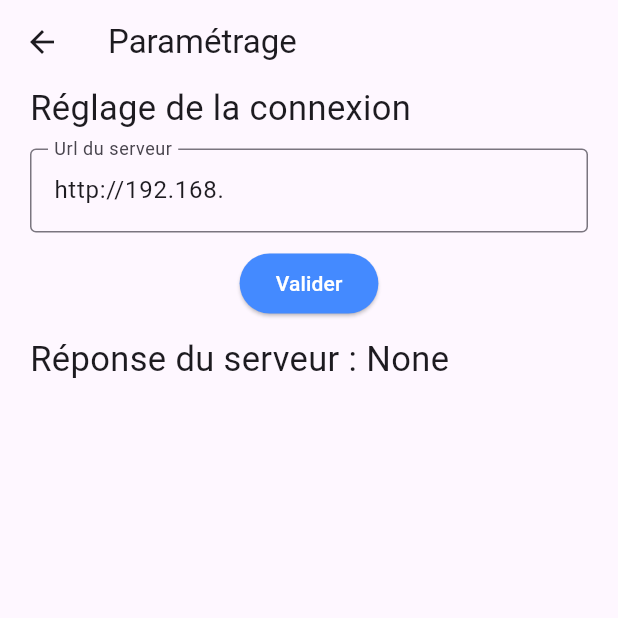
After one commit to Ferdinaelectro1/esp_commande_project, a Flutter app: the screen it shows after launch, in the side drawer, after a tap on "Paramétrage", on a phone screen of 412 x 824 dp, the top half of it. The commit adds this screen. Run offline on Flutter 3.47's test engine with Material 3 defaults, Android fonts, the phone set to English and light mode, and no system bars; our stand-ins replace dio.

Commit message:
ajout de nouvelle fonctionnalitées , tels que la saisi de l'adresse IP

```diff
--- /dev/null
+++ b/lib/pages/home_page.dart
@@ -0,0 +1,144 @@
+import 'package:flutter/material.dart';
+import 'package:dio/dio.dart';
+
+class MyHomePage extends StatefulWidget {
+  const MyHomePage({super.key, required this.title});
+  final String title;
+
+  @override
+  State<MyHomePage> createState() => _MyHomePageState();
+}
+
+class _MyHomePageState extends State<MyHomePage> {
+  bool _switchValue = false;
+  //int? _responseStatusCode = 404;
+  String _response = "";
+  String _url = "";
+
+  @override
+  Widget build(BuildContext context) {
+    return Scaffold(
+      appBar: AppBar(
+        backgroundColor: Theme.of(context).colorScheme.inversePrimary,
+        title: Text(widget.title),
+      ),
+      body: SingleChildScrollView(
+        child: Column(
+            children: [
+              Text("Commander la led",style: TextStyle(fontSize: 30,fontWeight: FontWeight.bold,color: Colors.deepPurpleAccent),),
+              Align(
+              child: Switch(
+                activeColor: Colors.red,
+                inactiveTrackColor: Colors.white,
+                inactiveThumbColor: Colors.green,
+                value: _switchValue,
+                onChanged: (value){
+
+                    if(_url.isEmpty == false)
+                    {
+                      setState(() {
+                        _switchValue = value;
+                        if(_switchValue)
+                        {
+                          sendMessage(context,"onled");
+                        }
+                        else
+                        {
+                          sendMessage(context,"offled");
+                        }
+                      });
+                    }
+                    else
+                    {
+                      ScaffoldMessenger.of(context).showSnackBar(
+                        SnackBar(
+                          content: Text("Vous devez renseigner l'url du serveur d'abord !"),
+                          behavior: SnackBarBehavior.floating,
+                          backgroundColor: Colors.red,
+                        )
+                      );
+                    }
+                 },
+                ),
+              ),
+              Icon((_response == "ON") ? Icons.lightbulb : Icons.light_outlined)
+          ]
+        ),
+      ),
+      drawer: Drawer(
+        child: ListView(
+          children: [
+            DrawerHeader(
+              decoration: BoxDecoration(
+                color: Colors.blueAccent
+              ),
+              child: const Text("Menu",style: TextStyle(fontSize: 40,fontWeight: FontWeight.bold,color: Colors.white),),
+            ),
+            ListTile(
+              title:  Text("Paramétrage"),
+              leading: Icon(Icons.settings),
+              onTap: (){
+                getUrl(context);
+              },
+            ),
+            ListTile(
+              title:  Text("À propos"),
+              leading: Icon(Icons.info),
+              onTap: (){
+                Navigator.pushNamed(
+                  context,
+                  '/info_page'
+                );
+              },
+            )
+          ],
+        ),
+      ),
+    );
+  }
+
+  //Fonctions d'envoie
+  Future<void> sendMessage (BuildContext context, String msg) async
+  {
+    if(_url.isEmpty == false)
+    {
+      final url = "$_url/$msg";
+      final dio = Dio();
+      try
+      {
+        Response response = await dio.get(url);
+        _response = response.toString();
+       // _responseStatusCode = response.statusCode;
+
+      }
+      catch(e)
+      {
+        if(mounted)//vérifie si on est toujours dans le homepage avant d'afficher le message
+        {
+        ScaffoldMessenger.of(context).showSnackBar(
+          SnackBar(
+            content: Text("Erreur lors de la communication avec le serveur"),
+            behavior: SnackBarBehavior.floating,
+            backgroundColor: Colors.red,
+          )
+        );
+        }
+      }
+    }
+  }
+
+  Future<void> getUrl(BuildContext context) async
+  {
+    final result = await Navigator.pushNamed(
+      context,
+      '/settings_page'
+    );
+    if(result != null && result is Map<String,dynamic>)
+    {
+      setState(() {
+        _url = result['url'];
+       // print("$_url");
+      });
+    }
+  }
+}
--- /dev/null
+++ b/lib/pages/settings_page.dart
@@ -0,0 +1,98 @@
+import 'package:flutter/material.dart';
+
+String _userUrl = "";
+
+class SettingsPage extends StatefulWidget
+{
+  const SettingsPage({super.key});
+
+  @override
+  State<SettingsPage> createState() {
+   return SettingsPageState();
+  }
+}
+
+class SettingsPageState extends State<SettingsPage>
+{
+  //vérifie si l'utilisateur n'avait pas encore saisi d'url , alors l'url par défaut est dans le formulaire sinon l'url de
+  //l'utilisateur est mis dans le formulaire
+  final _urlController =  _userUrl.isEmpty ? TextEditingController(text: "http://192.168.") : TextEditingController(text: _userUrl);
+  final _formField =  GlobalKey<FormState>();
+  final _response = "None";
+
+  @override
+  Widget build(BuildContext context) {
+    return Scaffold(
+      appBar: AppBar(
+        title: Text("Paramétrage"),
+      ),
+      body: SingleChildScrollView(
+        padding: EdgeInsets.symmetric(horizontal: 20),
+        child: Form(
+          key: _formField,
+          child: Column(
+            children: [
+              Align(
+                alignment: Alignment.centerLeft,
+                child: Text("Réglage de la connexion",style: TextStyle(fontSize: 23),)
+              ),
+              SizedBox(height: 10,),
+              TextFormField(
+                controller: _urlController,
+                decoration: InputDecoration(
+                  labelText: "Url du serveur",
+                  border: OutlineInputBorder()
+                ),
+                validator: (value)
+                {
+                  if(value!.isEmpty)
+                  {
+                    return "L'url ne peut pas être vide";
+                  }
+                  else if(!value.startsWith("http://192.168."))
+                  {
+                    _urlController.text = "http://192.168.";
+                    return "L'url doit forcément commencé par : http://192.168.";
+                  }
+                  else if(value == "http://192.168.")
+                  {
+                    return "Url Invalid";
+                  }
+                  else if(value.length >= 23)
+                  {
+                    return "Url incorrect. Trop long !";
+                  }
+                  else
+                  {
+                    return null;
+                  }
+                },
+              ),
+              SizedBox(height: 10,),
+              ElevatedButton(
+                onPressed: (){
+                  if(_formField.currentState!.validate())
+                  {
+                    //on mémoire l'url de l'utilisateur pour un prochain usage
+                    _userUrl = _urlController.text;
+                    Navigator.pop(context,
+                    {
+                      'url':_urlController.text
+                    });
+                  }
+                },
+                style: ElevatedButton.styleFrom(backgroundColor: Colors.blueAccent),
+                child: Text("Valider",style: TextStyle(color: Colors.white),)
+              ),
+              SizedBox(height: 10,),
+              Align(
+                alignment: Alignment.centerLeft,
+                child: Text("Réponse du serveur : $_response",style: TextStyle(fontSize: 23),)
+              ),
+            ],
+          )
+        )
+      ),
+    );
+  }
+}
--- a/pubspec.yaml
+++ b/pubspec.yaml
@@ -35,6 +35,8 @@ dependencies:
   # Use with the CupertinoIcons class for iOS style icons.
   cupertino_icons: ^1.0.8
   dio: ^5.8.0+1
+  flutter_launcher_icons: ^0.14.3
+  flutter_native_splash: ^2.4.6
 
 dev_dependencies:
   flutter_test:
```
Also changed, not shown: lib/main.dart (+9 -74 lines), lib/pages/info_page.dart (added, +26 -0 lines), pubspec.lock.
